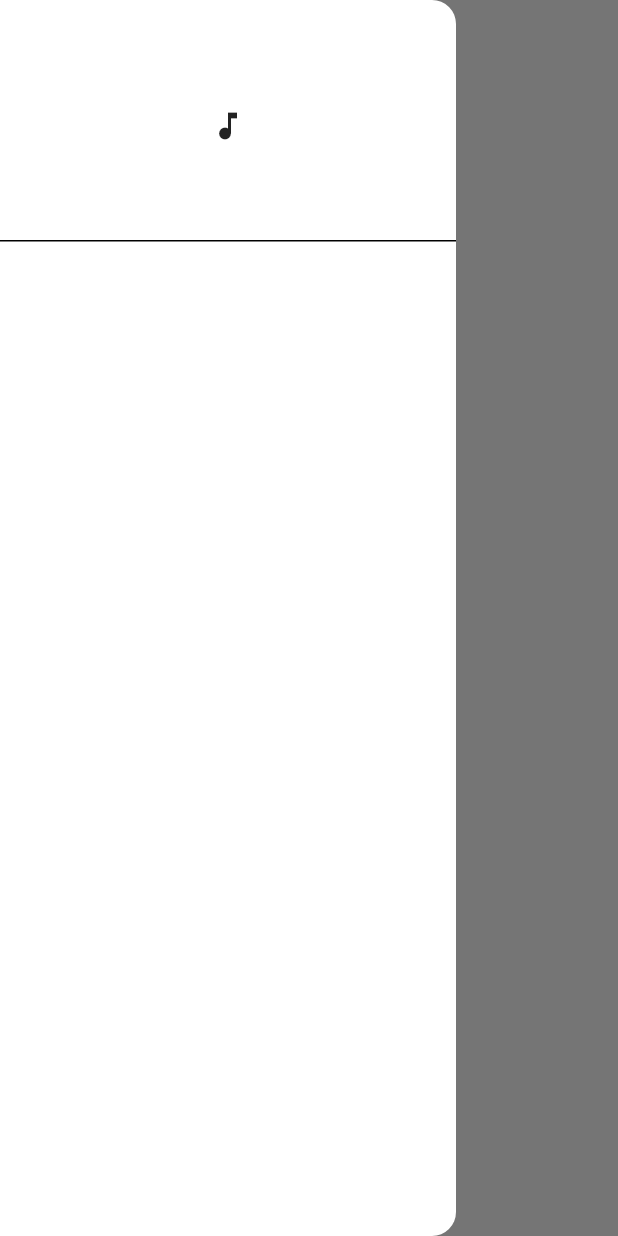
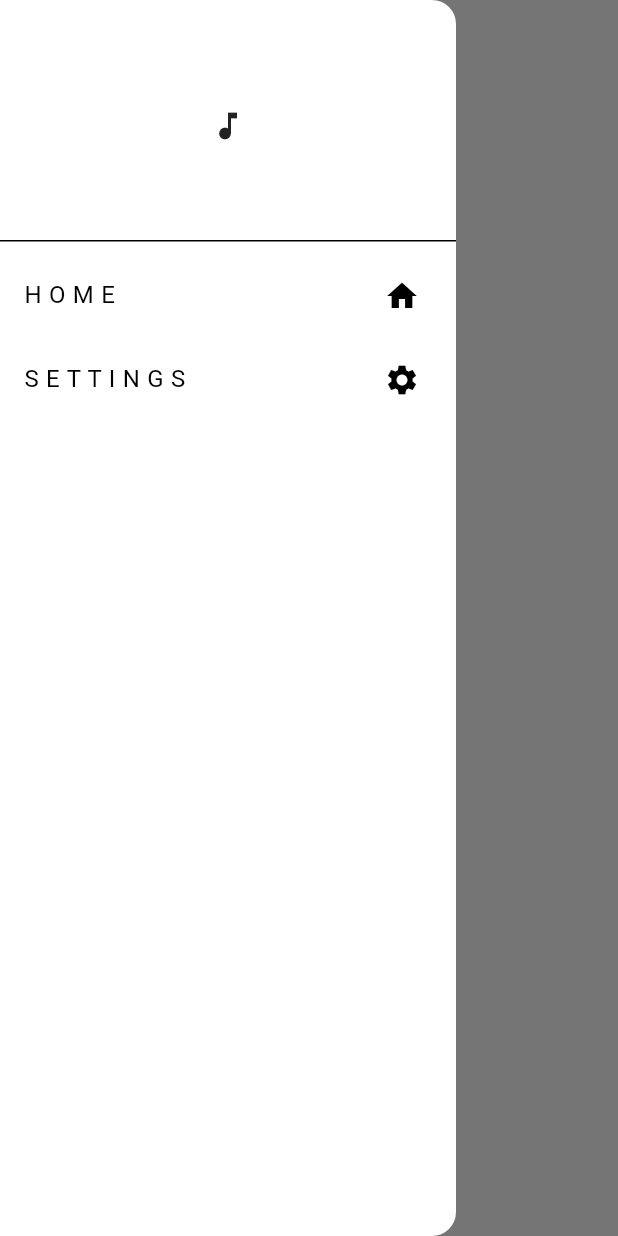
Before and after one commit to ZheerBarzan/project_music, a Flutter app: the screen it shows after launch, with the side drawer open, on a phone screen of 412 x 824 dp. Run offline on Flutter 3.47's test engine with Material 3 defaults, Android fonts, the phone set to English and light mode, and no system bars.

Commit message:
making the home and settings

```diff
--- a/lib/components/my_drawer.dart
+++ b/lib/components/my_drawer.dart
@@ -10,15 +10,38 @@ class MyDrawer extends StatelessWidget {
         child: Column(
           children: [
             // logo
-            DrawerHeader(
+            const DrawerHeader(
               child: Center(
                   child: Icon(
                 Icons.music_note,
               )),
-            )
+            ),
             //home tile
-
+            ListTile(
+              title: const Row(
+                children: [
+                  Text('H O M E'),
+                  Spacer(),
+                  Icon(Icons.home),
+                ],
+              ),
+              onTap: () {
+                Navigator.pushNamed(context, '/');
+              },
+            ),
             // setting tile
+            ListTile(
+              title: const Row(
+                children: [
+                  Text('S E T T I N G S'),
+                  Spacer(),
+                  Icon(Icons.settings),
+                ],
+              ),
+              onTap: () {
+                Navigator.pushNamed(context, '/settings');
+              },
+            ),
 
             //
           ],
```
